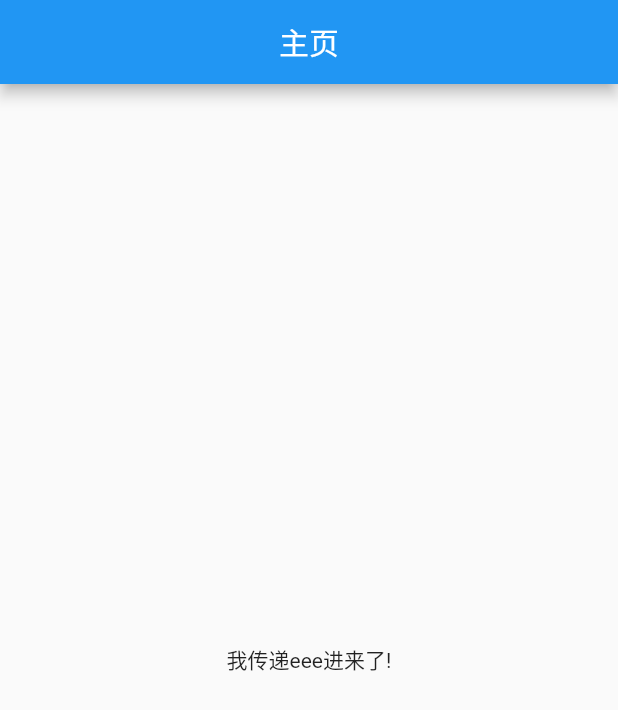
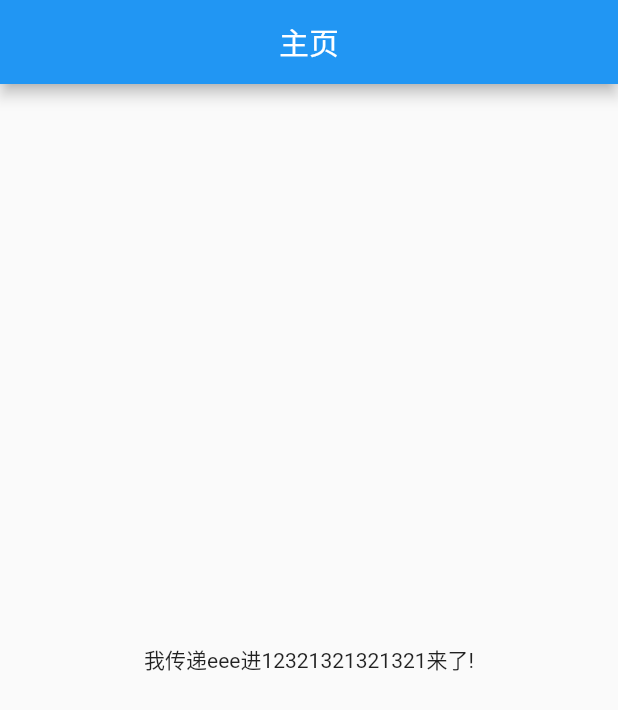
Before and after one commit to wanliyunyan/flutter_portal, a Flutter app: the screen it shows after launch, on a phone screen of 412 x 824 dp. Shown: the top 710 px of the screen. Run offline on Flutter 3.47's test engine with Material 2 defaults, Android fonts, the phone set to English and light mode, and no system bars.

Commit message:
测试 rebase

```diff
--- a/lib/main.dart
+++ b/lib/main.dart
@@ -10,7 +10,7 @@ class MyApp extends StatelessWidget {
         title: "test",
         home: Scaffold(
             appBar: AppBar(title: Center(child: Text("主页"))),
-            body: Center(child:FirstA(name:"我传递eee进来了!"))
+            body: Center(child:FirstA(name:"我传递eee进12321321321321来了!"))
         )
     );
   }
```
